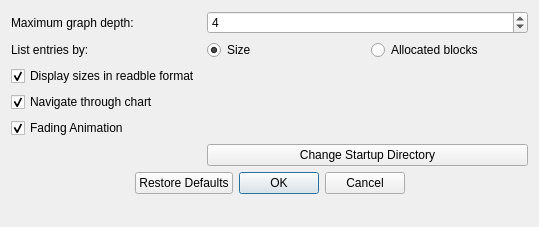
Old version of the form DiskAnalyst/settingsdialog.ui in the repository ahmed-agiza/disk-analyzer.
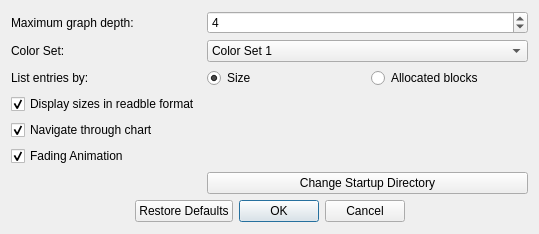
New version of the form.

```diff
--- a/DiskAnalyst/settingsdialog.ui
+++ b/DiskAnalyst/settingsdialog.ui
@@ -7,7 +7,7 @@
     <x>0</x>
     <y>0</y>
     <width>539</width>
-    <height>227</height>
+    <height>234</height>
    </rect>
   </property>
   <property name="windowTitle">
@@ -24,7 +24,7 @@
      </property>
     </widget>
    </item>
-   <item row="4" column="1">
+   <item row="5" column="1">
     <layout class="QHBoxLayout" name="horizontalLayout_2">
      <item>
       <widget class="QRadioButton" name="rbtSize">
@@ -45,7 +45,7 @@
      </item>
     </layout>
    </item>
-   <item row="5" column="0">
+   <item row="6" column="0">
     <widget class="QCheckBox" name="chkReadable">
      <property name="text">
       <string>Display sizes in readble format</string>
@@ -55,7 +55,7 @@
      </property>
     </widget>
    </item>
-   <item row="6" column="0">
+   <item row="7" column="0">
     <widget class="QCheckBox" name="chkNavigate">
      <property name="text">
       <string>Navigate through chart</string>
@@ -65,7 +65,7 @@
      </property>
     </widget>
    </item>
-   <item row="7" column="0">
+   <item row="8" column="0">
     <widget class="QCheckBox" name="chkFading">
      <property name="text">
       <string>Fading Animation</string>
@@ -75,21 +75,21 @@
      </property>
     </widget>
    </item>
-   <item row="8" column="0">
+   <item row="9" column="0">
     <widget class="QLabel" name="lblStartupDirectory">
      <property name="text">
       <string/>
      </property>
     </widget>
    </item>
-   <item row="8" column="1">
+   <item row="9" column="1">
     <widget class="QPushButton" name="btnStartupDirectory">
      <property name="text">
       <string>Change Startup Directory</string>
      </property>
     </widget>
    </item>
-   <item row="10" column="0" colspan="2">
+   <item row="11" column="0" colspan="2">
     <widget class="QDialogButtonBox" name="bbxOkCancel">
      <property name="orientation">
       <enum>Qt::Horizontal</enum>
@@ -102,7 +102,7 @@
      </property>
     </widget>
    </item>
-   <item row="4" column="0">
+   <item row="5" column="0">
     <widget class="QLabel" name="lblEntriesBy">
      <property name="text">
       <string>List entries by:</string>
@@ -122,6 +122,37 @@
      </property>
     </widget>
    </item>
+   <item row="4" column="0">
+    <widget class="QLabel" name="lblColorSet">
+     <property name="text">
+      <string>Color Set:</string>
+     </property>
+    </widget>
+   </item>
+   <item row="4" column="1">
+    <widget class="QComboBox" name="cmbColorSet">
+     <item>
+      <property name="text">
+       <string>Color Set 1</string>
+      </property>
+     </item>
+     <item>
+      <property name="text">
+       <string>Color Set 2</string>
+      </property>
+     </item>
+     <item>
+      <property name="text">
+       <string>Color Set 3</string>
+      </property>
+     </item>
+     <item>
+      <property name="text">
+       <string>Color Set 4</string>
+      </property>
+     </item>
+    </widget>
+   </item>
   </layout>
  </widget>
  <resources/>
```
